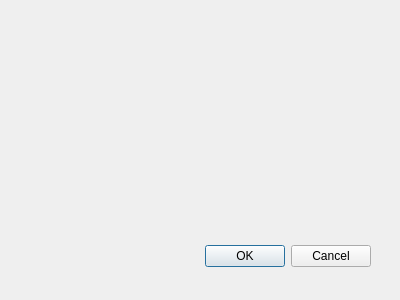
Before: the Qt Designer form wertung2dialog.ui in michelfiedler/Kniffel.mrai, drawn with Qt 5.
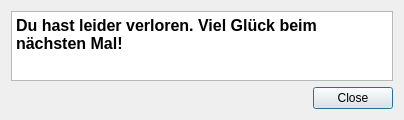
After: the same form once the commit is applied.

```diff
--- a/wertung2dialog.ui
+++ b/wertung2dialog.ui
@@ -8,29 +8,39 @@
    <rect>
     <x>0</x>
     <y>0</y>
-    <width>400</width>
-    <height>300</height>
+    <width>404</width>
+    <height>115</height>
    </rect>
   </property>
   <property name="windowTitle">
    <string>Dialog</string>
   </property>
+  <layout class="QVBoxLayout" name="verticalLayout">
+   <item>
+    <widget class="QPlainTextEdit" name="plainTextEdit">
+     <property name="font">
+      <font>
+       <pointsize>12</pointsize>
+       <weight>75</weight>
+       <bold>true</bold>
+      </font>
+     </property>
+     <property name="plainText">
+      <string>Du hast leider verloren. Viel Glück beim nächsten Mal!</string>
+     </property>
+    </widget>
+   </item>
+   <item>
   <widget class="QDialogButtonBox" name="buttonBox">
-   <property name="geometry">
-    <rect>
-     <x>30</x>
-     <y>240</y>
-     <width>341</width>
-     <height>32</height>
-    </rect>
-   </property>
    <property name="orientation">
     <enum>Qt::Horizontal</enum>
    </property>
    <property name="standardButtons">
-    <set>QDialogButtonBox::Cancel|QDialogButtonBox::Ok</set>
-   </property>
-  </widget>
+      <set>QDialogButtonBox::Close</set>
+     </property>
+    </widget>
+   </item>
+  </layout>
  </widget>
  <pixmapfunction/>
  <resources/>
```
Left out of the diff: 5 changed lines with no effect on the pictures. Lines whose indentation alone changed are shown as unchanged.
